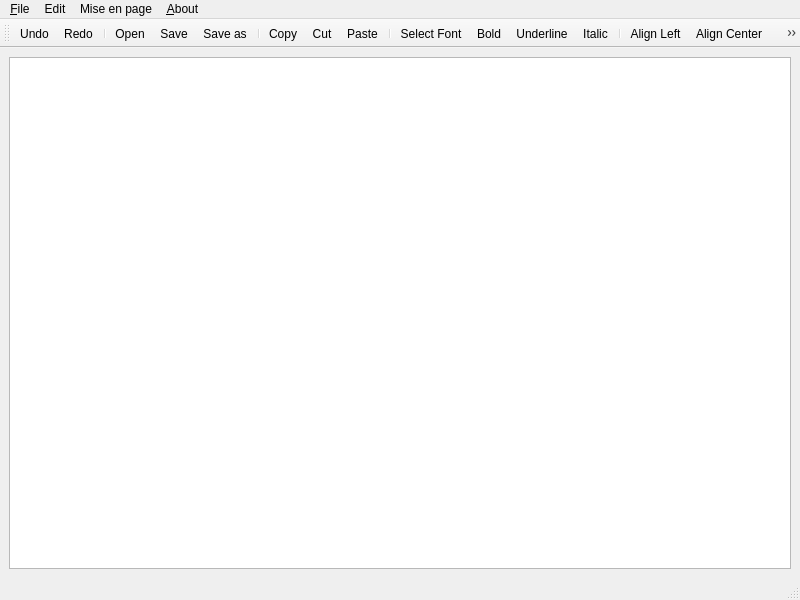
fyzeehelo/SAE201, file SAEMEC/notepad.ui: the form before one commit.
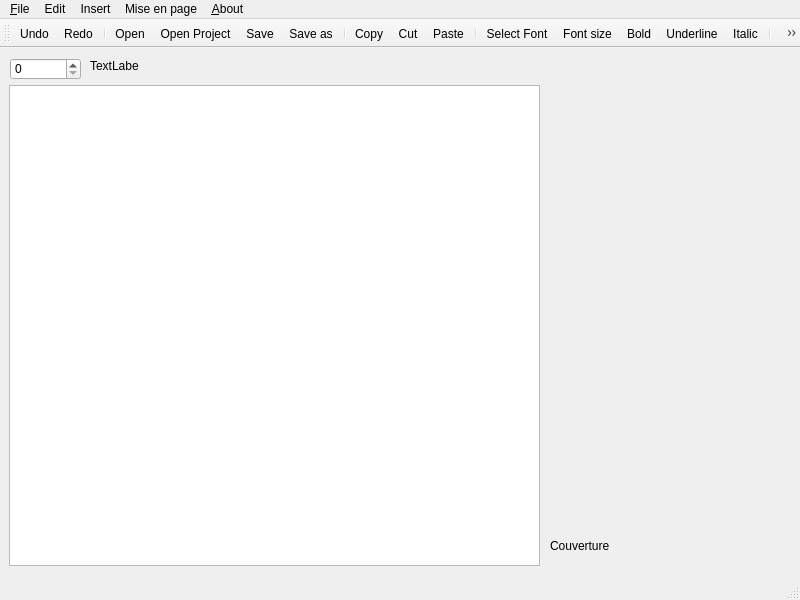
The form after the commit. Icons and pictures are not drawn.

```diff
--- a/SAEMEC/notepad.ui
+++ b/SAEMEC/notepad.ui
@@ -14,11 +14,58 @@
    <string>Notepad</string>
   </property>
   <widget class="QWidget" name="centralwidget">
-   <layout class="QVBoxLayout" name="verticalLayout">
-    <item>
-     <widget class="QTextEdit" name="textEdit"/>
-    </item>
-   </layout>
+   <widget class="QTextEdit" name="textEdit">
+    <property name="geometry">
+     <rect>
+      <x>9</x>
+      <y>37</y>
+      <width>531</width>
+      <height>481</height>
+     </rect>
+    </property>
+   </widget>
+   <widget class="QSpinBox" name="spinBox">
+    <property name="geometry">
+     <rect>
+      <x>10</x>
+      <y>10</y>
+      <width>71</width>
+      <height>22</height>
+     </rect>
+    </property>
+    <property name="maximumSize">
+     <size>
+      <width>782</width>
+      <height>16777215</height>
+     </size>
+    </property>
+   </widget>
+   <widget class="QLabel" name="pseudojoueur">
+    <property name="geometry">
+     <rect>
+      <x>90</x>
+      <y>10</y>
+      <width>49</width>
+      <height>16</height>
+     </rect>
+    </property>
+    <property name="text">
+     <string>TextLabel</string>
+    </property>
+   </widget>
+   <widget class="QLabel" name="numeropage">
+    <property name="geometry">
+     <rect>
+      <x>550</x>
+      <y>490</y>
+      <width>61</width>
+      <height>16</height>
+     </rect>
+    </property>
+    <property name="text">
+     <string>Couverture</string>
+    </property>
+   </widget>
   </widget>
   <widget class="QMenuBar" name="menubar">
    <property name="geometry">
@@ -74,8 +121,15 @@
      <string>Mise en page</string>
     </property>
    </widget>
+   <widget class="QMenu" name="menuInsert">
+    <property name="title">
+     <string>Insert</string>
+    </property>
+    <addaction name="actionImage"/>
+   </widget>
    <addaction name="menuFile"/>
    <addaction name="menuEdit"/>
+   <addaction name="menuInsert"/>
    <addaction name="menuMise_en_page"/>
    <addaction name="menuAbout"/>
   </widget>
@@ -94,6 +148,7 @@
    <addaction name="actionRedo"/>
    <addaction name="separator"/>
    <addaction name="actionOpen"/>
+   <addaction name="actionOpen_Project"/>
    <addaction name="actionSave"/>
    <addaction name="actionSave_as"/>
    <addaction name="separator"/>
@@ -102,6 +157,7 @@
    <addaction name="actionPaste"/>
    <addaction name="separator"/>
    <addaction name="actionSelect_Font"/>
+   <addaction name="actionFont_size"/>
    <addaction name="actionBold"/>
    <addaction name="actionUnderline"/>
    <addaction name="actionItalic"/>
@@ -110,6 +166,8 @@
    <addaction name="actionAlign_Center"/>
    <addaction name="actionAlign_Right"/>
    <addaction name="actionAlign_Justify"/>
+   <addaction name="separator"/>
+   <addaction name="actionImage"/>
   </widget>
   <action name="actionNew">
    <property name="icon">
@@ -325,6 +383,33 @@
     <string>Info</string>
    </property>
   </action>
+  <action name="actionImage">
+   <property name="icon">
+    <iconset resource="notepad.qrc">
+     <normaloff>:/Icones/Img/image.png</normaloff>:/Icones/Img/image.png</iconset>
+   </property>
+   <property name="text">
+    <string>Image</string>
+   </property>
+  </action>
+  <action name="actionOpen_Project">
+   <property name="icon">
+    <iconset resource="notepad.qrc">
+     <normaloff>:/Icones/Img/open.png</normaloff>:/Icones/Img/open.png</iconset>
+   </property>
+   <property name="text">
+    <string>Open Project</string>
+   </property>
+  </action>
+  <action name="actionFont_size">
+   <property name="icon">
+    <iconset resource="notepad.qrc">
+     <normaloff>:/Icones/Img/font-size.png</normaloff>:/Icones/Img/font-size.png</iconset>
+   </property>
+   <property name="text">
+    <string>Font size</string>
+   </property>
+  </action>
  </widget>
  <resources>
   <include location="notepad.qrc"/>
```
Left out of the diff: 5 changed lines with no effect on the pictures.
